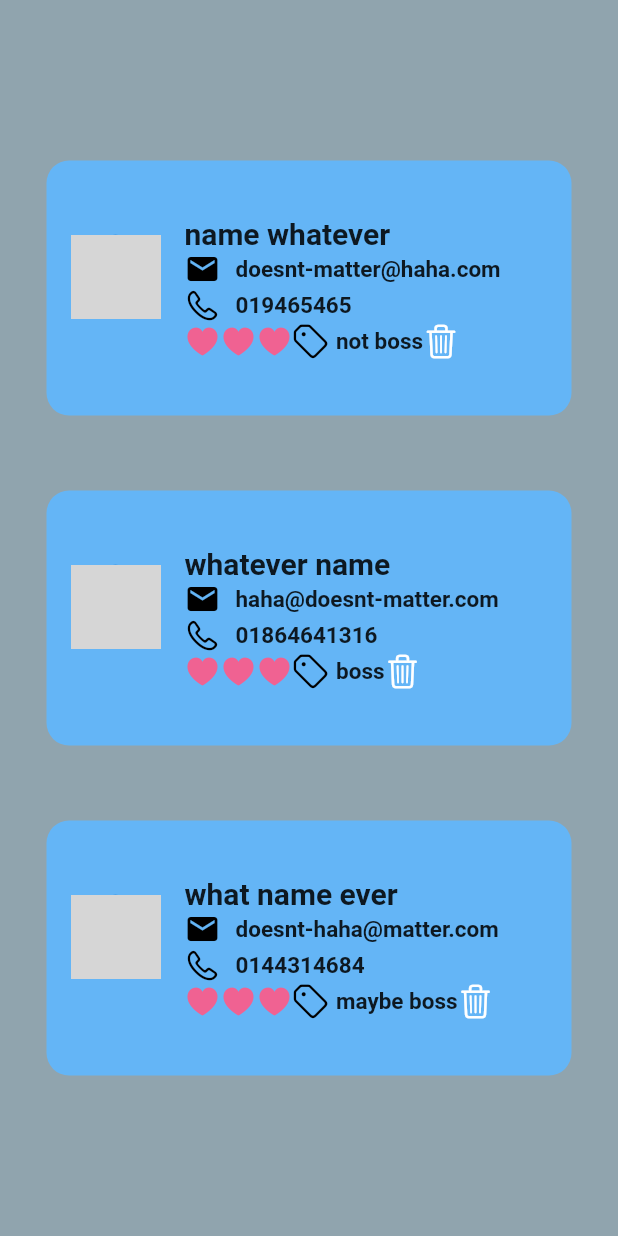
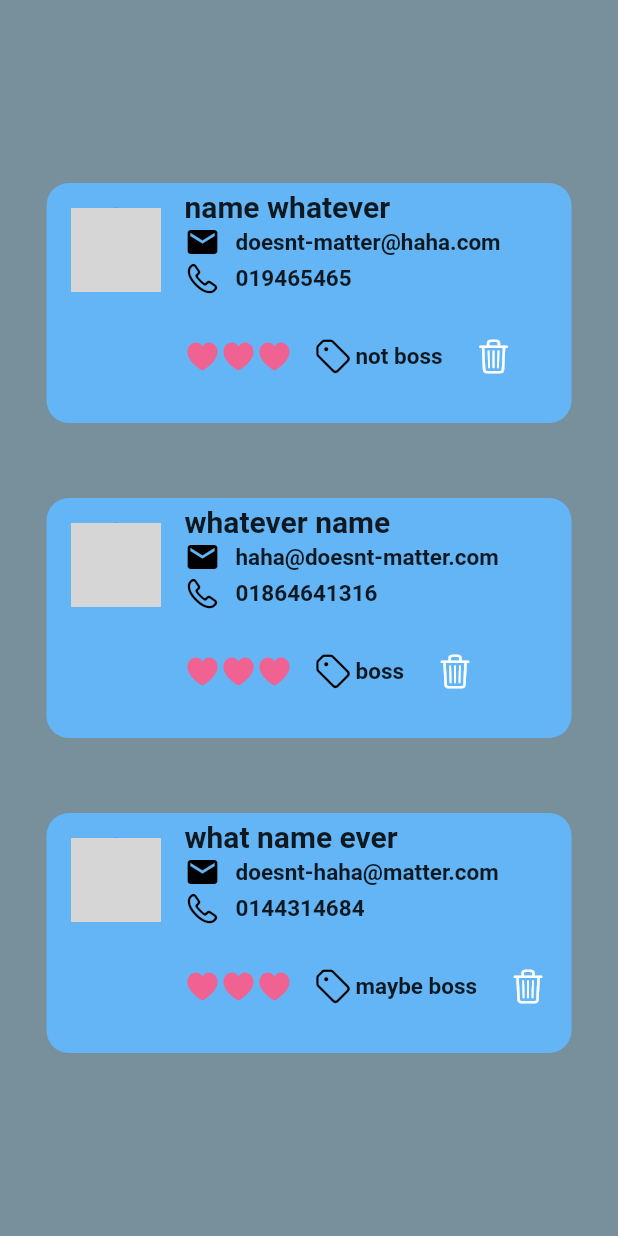
Before and after one commit to nadahanii/contact_cards_task, a Flutter app: the screen it shows after launch, on a phone screen of 412 x 824 dp. Run offline on Flutter 3.47's test engine with Material 2 defaults, Android fonts, the phone set to English and light mode, and no system bars; network calls fail; grey boxes are pictures that could not be loaded.

```diff
--- a/task_two/contact_cards/lib/ContactCard.dart
+++ b/task_two/contact_cards/lib/ContactCard.dart
@@ -11,7 +11,7 @@ class ContactCard extends StatelessWidget {
   Widget build(BuildContext context) {
     return Container(
       width: 350.0,
-      height: 170.0,
+      height: 160.0,
       margin: EdgeInsets.symmetric(vertical: 25.0),
       decoration: BoxDecoration(
         color: Colors.blue.shade300,
@@ -67,6 +67,9 @@ class ContactCard extends StatelessWidget {
                 //designs
                 Row(
                   children: [
+                    Padding(
+                      padding: EdgeInsets.only(top: 80.0),
+                    ),
                     Icon(
                       CupertinoIcons.heart_fill,
                       color: Colors.pink.shade300,
@@ -79,12 +82,16 @@ class ContactCard extends StatelessWidget {
                       CupertinoIcons.heart_fill,
                       color: Colors.pink.shade300,
                     ),
+                    Padding(
+                      padding: EdgeInsets.only(left: 15.0),
+                    ),
                     Icon(
                       CupertinoIcons.tag,
                       color: Colors.black,
+                      size: 24.0,
                     ),
                     Padding(
-                      padding: EdgeInsets.only(left: 5.0),
+                      padding: EdgeInsets.only(left: 3.0, right: 21.0),
                       child: Text(
                         this.bossiness,
                         style: TextStyle(
@@ -92,6 +99,12 @@ class ContactCard extends StatelessWidget {
                           fontWeight: FontWeight.bold,
                         ),
                       ),
+                    ),
+                    Padding(
+                      padding: EdgeInsets.only(left: 1.0),
+                    ),
+                    Align(
+                      alignment: Alignment.bottomRight,
                     ),
                     Icon(
                       CupertinoIcons.trash,
--- a/task_two/contact_cards/lib/main.dart
+++ b/task_two/contact_cards/lib/main.dart
@@ -12,7 +12,7 @@ class MyApp extends StatelessWidget {
     return MaterialApp(
       home: SafeArea(
         child: Scaffold(
-          backgroundColor: Colors.blueGrey.shade300,
+          backgroundColor: Colors.blueGrey.shade400,
           body: Center(
             child: Column(
               mainAxisAlignment: MainAxisAlignment.center,
```
